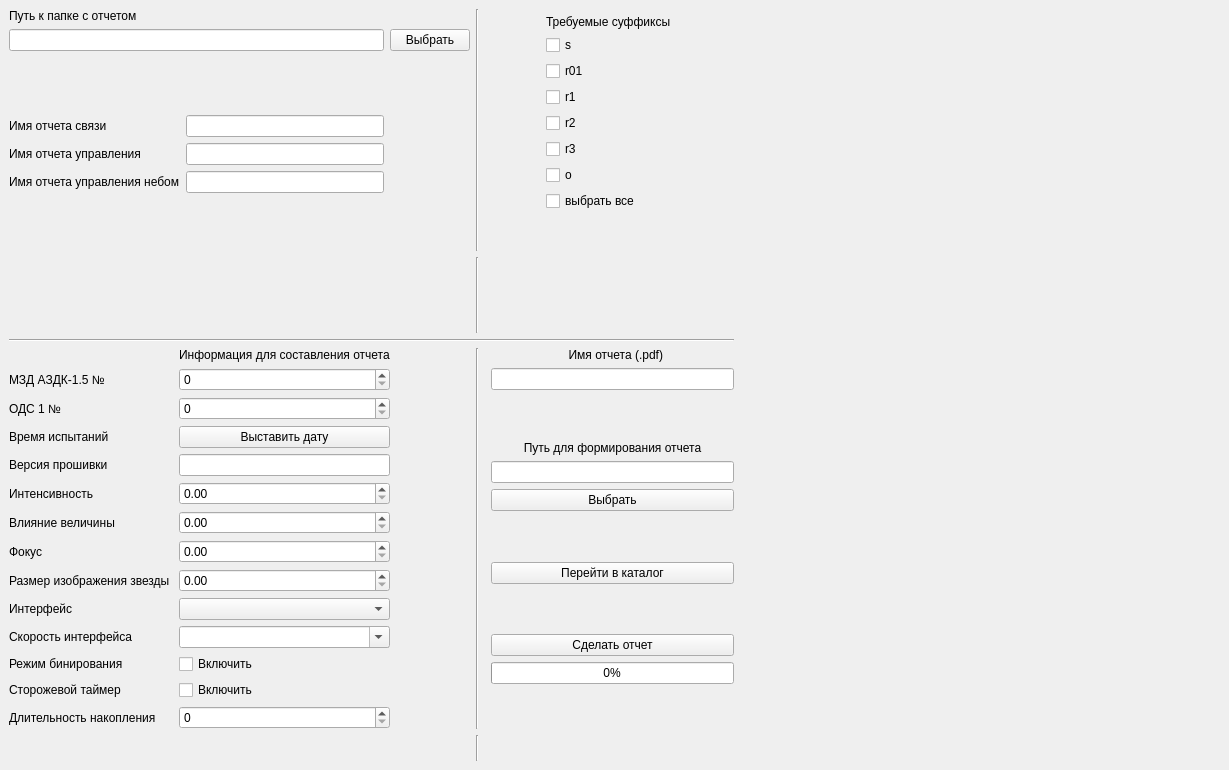
This is Source/report/qt/otchet/mainwindow.ui in RockHero666/AZDK_PDFcreator as Qt 5 draws it before an edit. The edited form follows.
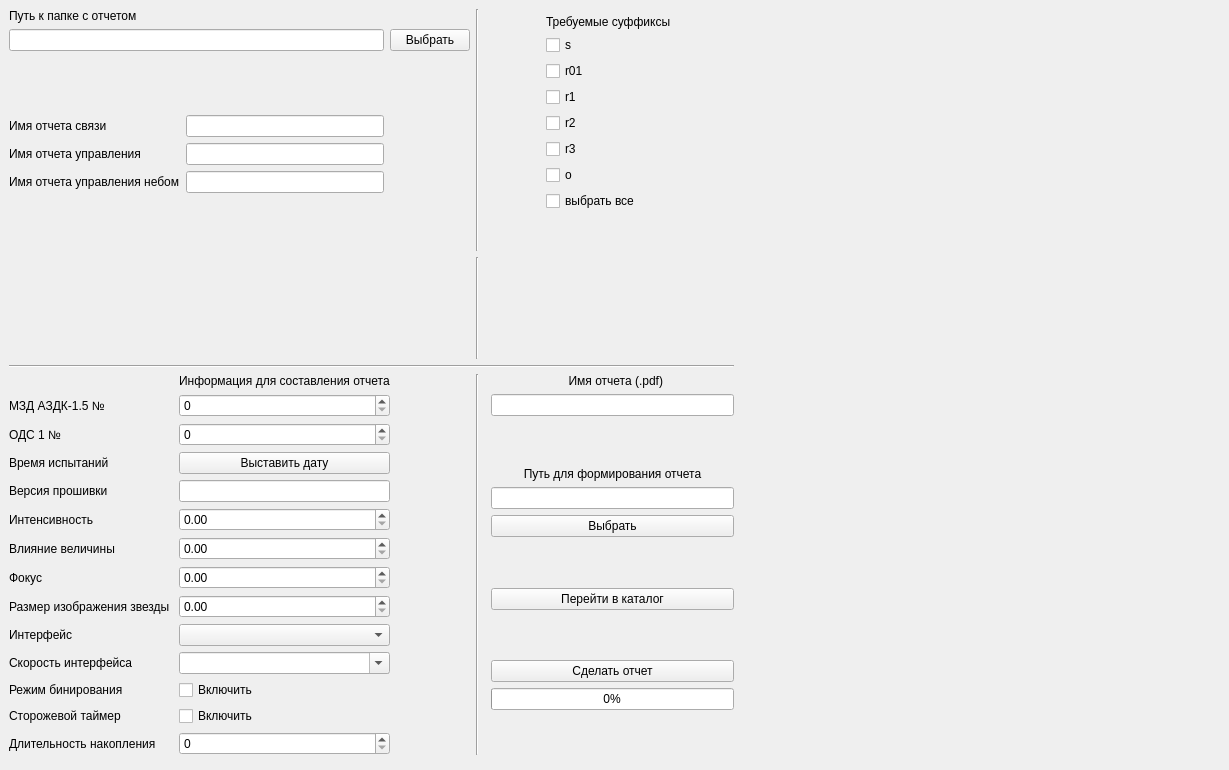
This is the edited form. Custom widgets are drawn as their Qt base class.

```diff
--- a/Source/report/qt/otchet/mainwindow.ui
+++ b/Source/report/qt/otchet/mainwindow.ui
@@ -577,19 +577,6 @@
       </item>
      </layout>
     </item>
-    <item row="5" column="0">
-     <spacer name="verticalSpacer_9">
-      <property name="orientation">
-       <enum>Qt::Vertical</enum>
-      </property>
-      <property name="sizeHint" stdset="0">
-       <size>
-        <width>20</width>
-        <height>40</height>
-       </size>
-      </property>
-     </spacer>
-    </item>
     <item row="5" column="1">
      <widget class="Line" name="line_5">
       <property name="orientation">
```
